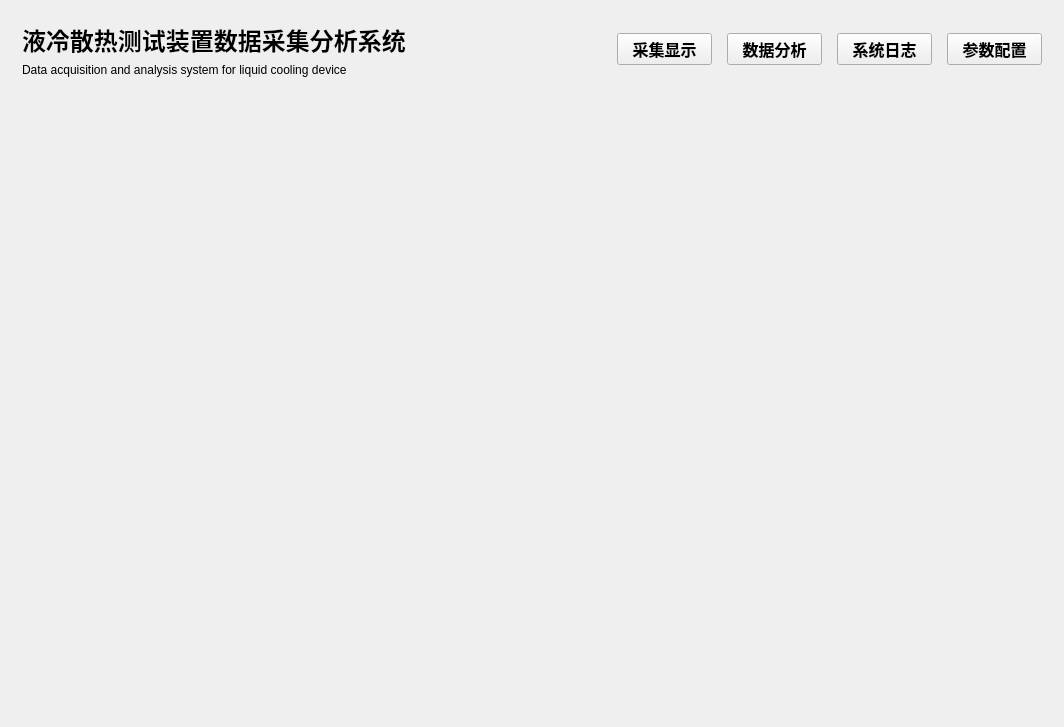
Above: ui/MainWindow.ui from MikeSmith-one/Data_acquisition_and_analysis_system before the change. Below: the same form after it.
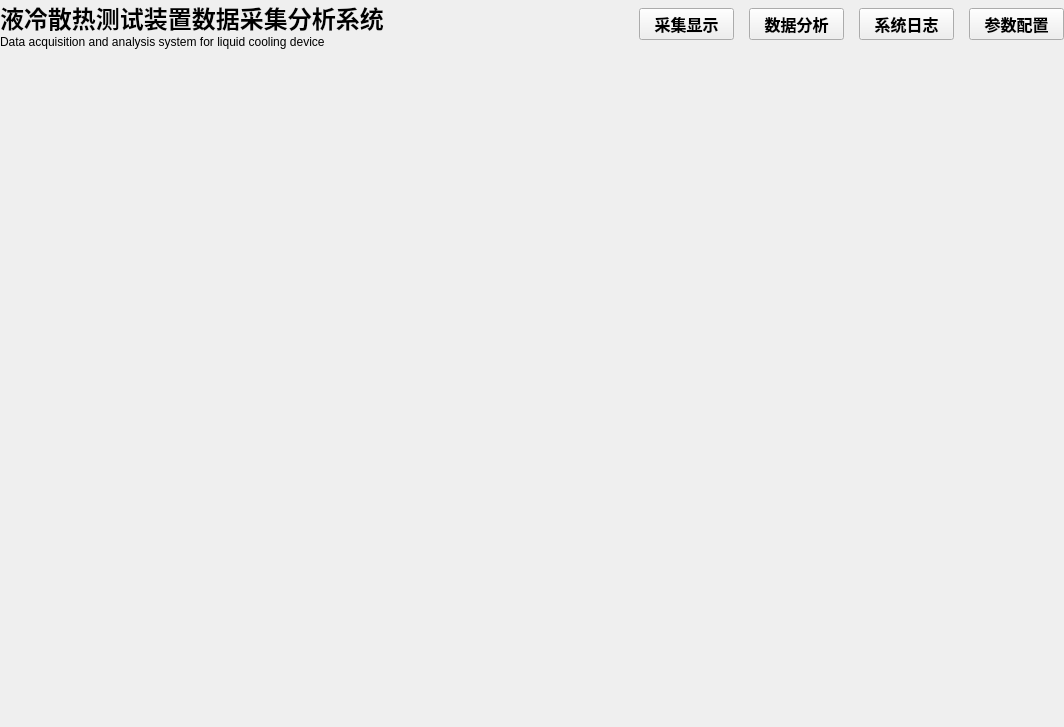
That is the form after the change.

```diff
--- a/ui/MainWindow.ui
+++ b/ui/MainWindow.ui
@@ -14,11 +14,41 @@
    <string>MainWindow</string>
   </property>
   <layout class="QVBoxLayout" name="verticalLayout_2">
+   <property name="spacing">
+    <number>0</number>
+   </property>
+   <property name="leftMargin">
+    <number>0</number>
+   </property>
+   <property name="topMargin">
+    <number>0</number>
+   </property>
+   <property name="rightMargin">
+    <number>0</number>
+   </property>
+   <property name="bottomMargin">
+    <number>0</number>
+   </property>
    <item>
     <widget class="QWidget" name="topBar" native="true">
      <layout class="QHBoxLayout" name="horizontalLayout">
+      <property name="leftMargin">
+       <number>0</number>
+      </property>
+      <property name="topMargin">
+       <number>0</number>
+      </property>
+      <property name="rightMargin">
+       <number>0</number>
+      </property>
+      <property name="bottomMargin">
+       <number>0</number>
+      </property>
       <item>
        <layout class="QVBoxLayout" name="verticalLayout">
+        <property name="spacing">
+         <number>0</number>
+        </property>
         <item>
          <widget class="QLabel" name="titleLabel_cn">
           <property name="text">
```
